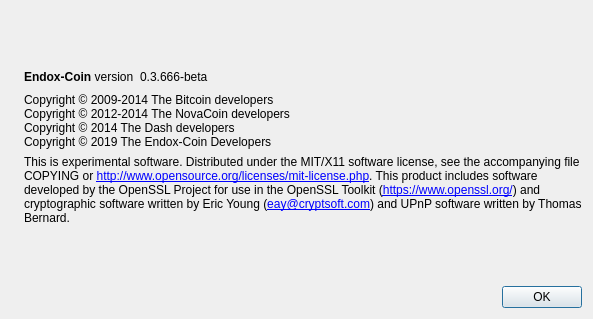
Old version of the form src/qt/forms/aboutdialog.ui in the repository SaltineChips/Aequitas_Network.
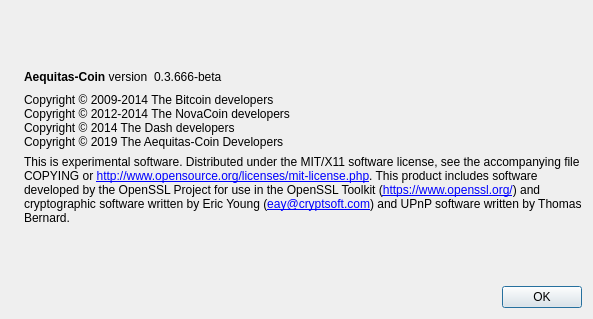
New version of the form. Icons and pictures are not drawn.

Commit message: Aequitas Start

The edit to the form file:
```diff
--- a/src/qt/forms/aboutdialog.ui
+++ b/src/qt/forms/aboutdialog.ui
@@ -53,7 +53,7 @@
           <cursorShape>IBeamCursor</cursorShape>
          </property>
          <property name="text">
-          <string>&lt;b&gt;Endox-Coin&lt;/b&gt; version</string>
+          <string>&lt;b&gt;Aequitas-Coin&lt;/b&gt; version</string>
          </property>
          <property name="textInteractionFlags">
           <set>Qt::LinksAccessibleByMouse|Qt::TextSelectableByKeyboard|Qt::TextSelectableByMouse</set>
@@ -97,7 +97,7 @@
         <string>Copyright © 2009-2014 The Bitcoin developers
 Copyright © 2012-2014 The NovaCoin developers
 Copyright © 2014 The Dash developers
-Copyright © 2019 The Endox-Coin Developers</string>
+Copyright © 2019 The Aequitas-Coin Developers</string>
        </property>
        <property name="textInteractionFlags">
         <set>Qt::LinksAccessibleByMouse|Qt::TextSelectableByKeyboard|Qt::TextSelectableByMouse</set>
```
Left out of the diff: 2 changed lines with no effect on the pictures. The commit also changes 226 other files.
